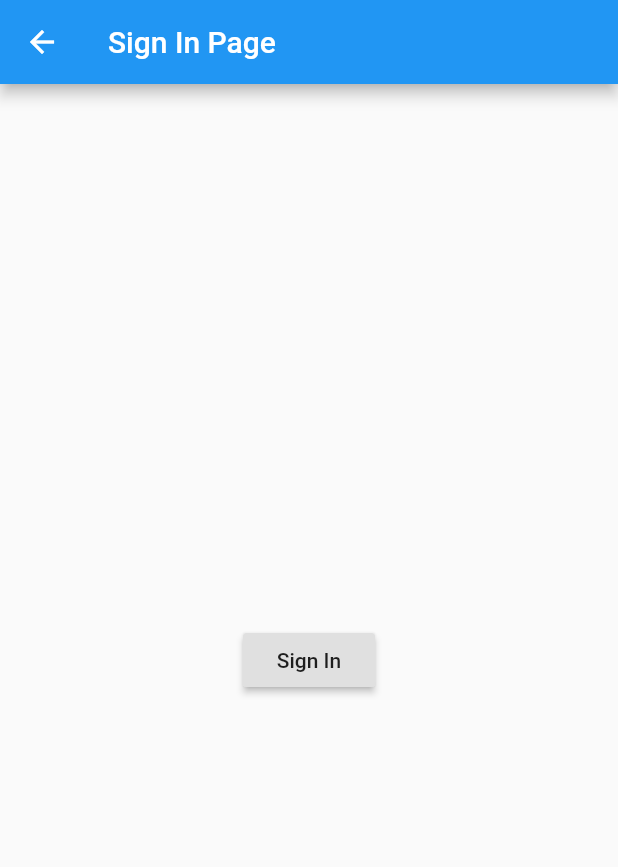
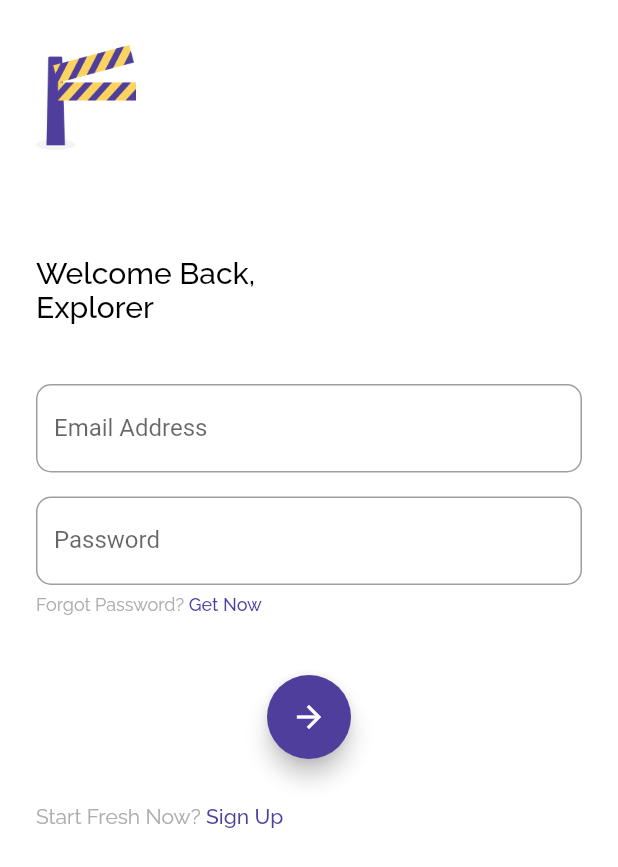
Before and after one commit to dwirandyh/flutter-tix, a Flutter app: the SignInPage screen opened directly, on a phone screen of 412 x 824 dp. Shown: the top 867 px of the screen. Run offline on Flutter 3.47's test engine with Material 2 defaults, Android fonts, the phone set to English and light mode, and no system bars; our stand-ins replace bloc, cloud_firestore, equatable, firebase_auth, flutter_bloc, google_fonts; accounts and stored records are empty.

Commit message:
feat(Login): change default theme with bloc

```diff
--- a/lib/bloc/blocs.dart
+++ b/lib/bloc/blocs.dart
@@ -1,2 +1,3 @@
 export 'page/page_bloc.dart';
 export 'user/user_bloc.dart';
+export 'theme/theme_bloc.dart';
--- /dev/null
+++ b/lib/bloc/theme/theme_bloc.dart
@@ -0,0 +1,18 @@
+import 'package:equatable/equatable.dart';
+import 'package:flutter/material.dart';
+import 'package:flutter_bloc/flutter_bloc.dart';
+
+part 'theme_state.dart';
+part 'theme_event.dart';
+
+class ThemeBloc extends Bloc<ThemeEvent, ThemeState> {
+  @override
+  ThemeState get initialState => ThemeState(ThemeData());
+
+  @override
+  Stream<ThemeState> mapEventToState(ThemeEvent event) async* {
+    if (event is ChangeTheme) {
+      yield ThemeState(event.themeData);
+    }
+  }
+}
--- /dev/null
+++ b/lib/bloc/theme/theme_event.dart
@@ -0,0 +1,14 @@
+part of 'theme_bloc.dart';
+
+abstract class ThemeEvent extends Equatable {
+  const ThemeEvent();
+}
+
+class ChangeTheme extends ThemeEvent {
+  final ThemeData themeData;
+
+  const ChangeTheme(this.themeData);
+
+  @override
+  List<Object> get props => [themeData];
+}
--- /dev/null
+++ b/lib/bloc/theme/theme_state.dart
@@ -0,0 +1,10 @@
+part of 'theme_bloc.dart';
+
+class ThemeState extends Equatable {
+  final ThemeData themeData;
+
+  const ThemeState(this.themeData);
+
+  @override
+  List<Object> get props => [themeData];
+}
--- a/lib/main.dart
+++ b/lib/main.dart
@@ -18,10 +18,15 @@
       child: MultiBlocProvider(
           providers: [
             BlocProvider(create: (_) => PageBloc()),
-            BlocProvider(create: (_) => UserBloc())
+            BlocProvider(create: (_) => ThemeBloc()),
+            BlocProvider(create: (_) => UserBloc()),
           ],
-          child:
-              MaterialApp(debugShowCheckedModeBanner: false, home: Wrapper())),
+          child: BlocBuilder<ThemeBloc, ThemeState>(
+            builder: (_, themeState) => MaterialApp(
+                theme: themeState.themeData,
+                debugShowCheckedModeBanner: false,
+                home: Wrapper()),
+          )),
     );
   }
 }
--- a/lib/ui/pages/sign_in_page.dart
+++ b/lib/ui/pages/sign_in_page.dart
@@ -6,19 +6,95 @@
 }
 
 class _SignInPageState extends State<SignInPage> {
+  TextEditingController emailController = TextEditingController();
+  TextEditingController passwordController = TextEditingController();
+
+  bool isEmailValid = false;
+  bool isPasswordValid = false;
+  bool isSigningIn = false;
+
   @override
   Widget build(BuildContext context) {
+    // Change theme before render this page
+    context
+        .bloc<ThemeBloc>()
+        .add(ChangeTheme(ThemeData().copyWith(primaryColor: accentColor2)));
+
     return Scaffold(
-      appBar: AppBar(title: Text("Sign In Page")),
+      backgroundColor: Colors.white,
       body: Center(
-        child: RaisedButton(
-          child: Text('Sign In'),
-          onPressed: () {
-            AuthServices.signIn(
-                email: 'dwirandy@gmail.com', password: '123456');
-          },
+          child: Container(
+        padding: EdgeInsets.symmetric(horizontal: defaultMargin),
+        child: ListView(
+          children: [
+            Column(
+              mainAxisAlignment: MainAxisAlignment.center,
+              crossAxisAlignment: CrossAxisAlignment.start,
+              children: <Widget>[
+                SizedBox(height: 30),
+                SizedBox(
+                  height: 70,
+                  child: Image.asset("assets/logo.png"),
+                ),
+                Container(
+                  margin: EdgeInsets.only(top: 70, bottom: 40),
+                  child: Text(
+                    "Welcome Back,\nExplorer",
+                    style: blackTextFont.copyWith(fontSize: 20),
+                  ),
+                ),
+                TextField(
+                  controller: this.emailController,
+                  decoration: InputDecoration(
+                      border: OutlineInputBorder(
+                          borderRadius: BorderRadius.circular(10)),
+                      labelText: "Email Address",
+                      hintText: "Email Address"),
+                ),
+                SizedBox(height: 16),
+                TextField(
+                  controller: this.passwordController,
+                  obscureText: true,
+                  decoration: InputDecoration(
+                      border: OutlineInputBorder(
+                          borderRadius: BorderRadius.circular(10)),
+                      labelText: "Password",
+                      hintText: "Password"),
+                ),
+                SizedBox(height: 6),
+                Row(
+                  children: <Widget>[
+                    Text(
+                      "Forgot Password? ",
+                      style: greyTextFont.copyWith(
+                          fontSize: 12, fontWeight: FontWeight.w400),
+                    ),
+                    Text("Get Now",
+                        style: purpleTextFont.copyWith(fontSize: 12))
+                  ],
+                ),
+                Center(
+                  child: Container(
+                    margin: EdgeInsets.only(top: 40, bottom: 30),
+                    child: FloatingActionButton(
+                      backgroundColor: mainColor,
+                      child: Icon(Icons.arrow_forward),
+                      onPressed: () {},
+                    ),
+                  ),
+                ),
+                Row(children: <Widget>[
+                  Text(
+                    "Start Fresh Now? ",
+                    style: greyTextFont.copyWith(fontWeight: FontWeight.w400),
+                  ),
+                  Text("Sign Up", style: purpleTextFont)
+                ])
+              ],
+            ),
+          ],
         ),
-      ),
+      )),
     );
   }
 }
```
